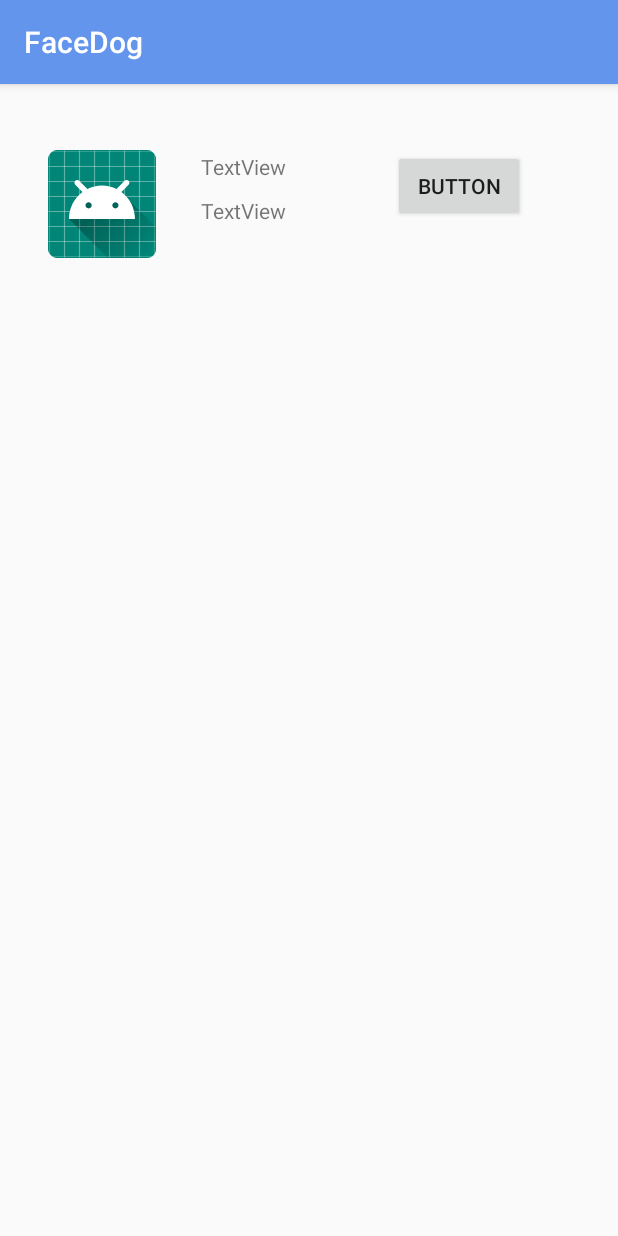
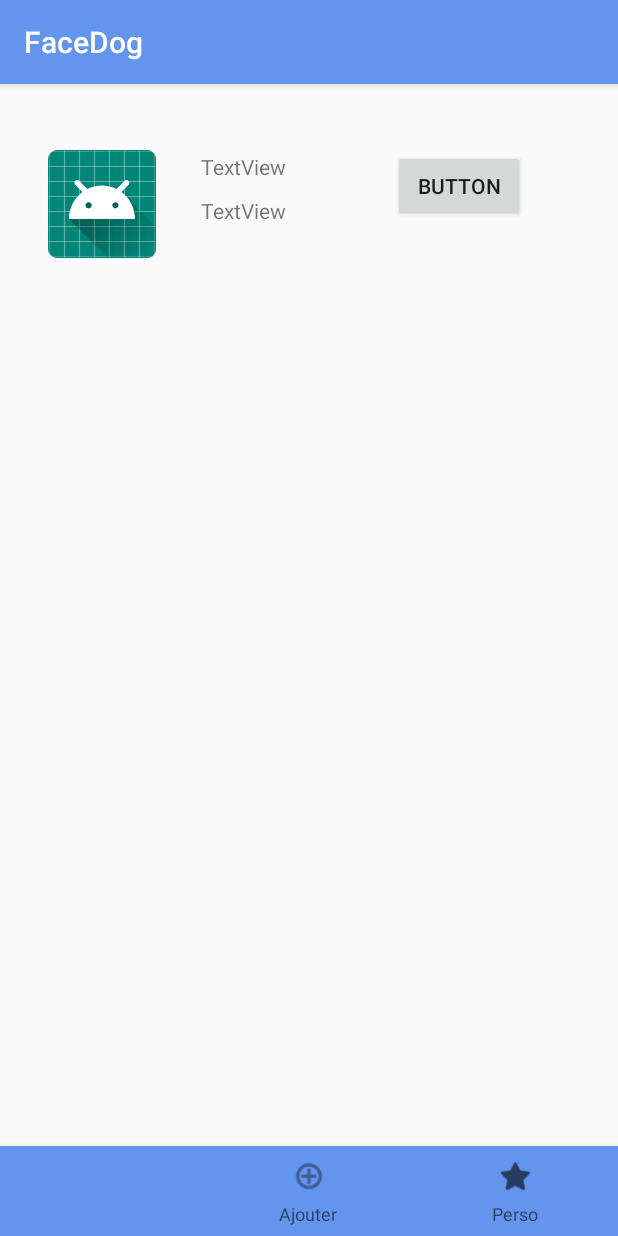
Before and after one commit to AntoineSini/FaceDog, an Android app: the PersonalPageActivity screen opened directly, with no data from a screen before it, on a phone screen of 412 x 824 dp. Run offline under Robolectric (Android 15) with nearby library versions, the phone set to English and light mode, and no system bars; our stand-ins replace Firebase (no records; nobody signed in at launch, a user with empty details on screens opened directly).

```diff
--- a/app/src/main/res/layout/activity_personal_page.xml
+++ b/app/src/main/res/layout/activity_personal_page.xml
@@ -55,4 +55,14 @@
         app:layout_constraintStart_toEndOf="@+id/textViewUsername"
         app:layout_constraintTop_toTopOf="parent" />
 
+    <com.google.android.material.bottomnavigation.BottomNavigationView
+        android:id="@+id/bottom_nav_bar"
+        android:layout_width="0dp"
+        android:layout_height="60dp"
+        android:background="@color/colorPrimary"
+        app:layout_constraintBottom_toBottomOf="parent"
+        app:layout_constraintEnd_toEndOf="parent"
+        app:layout_constraintStart_toStartOf="parent"
+        app:menu="@menu/navigation"/>
+
 </androidx.constraintlayout.widget.ConstraintLayout>
```
Also changed, not shown: app/src/main/java/fr/isen/facedog/GeneralFeedActivity.kt (+16 -4 lines).
